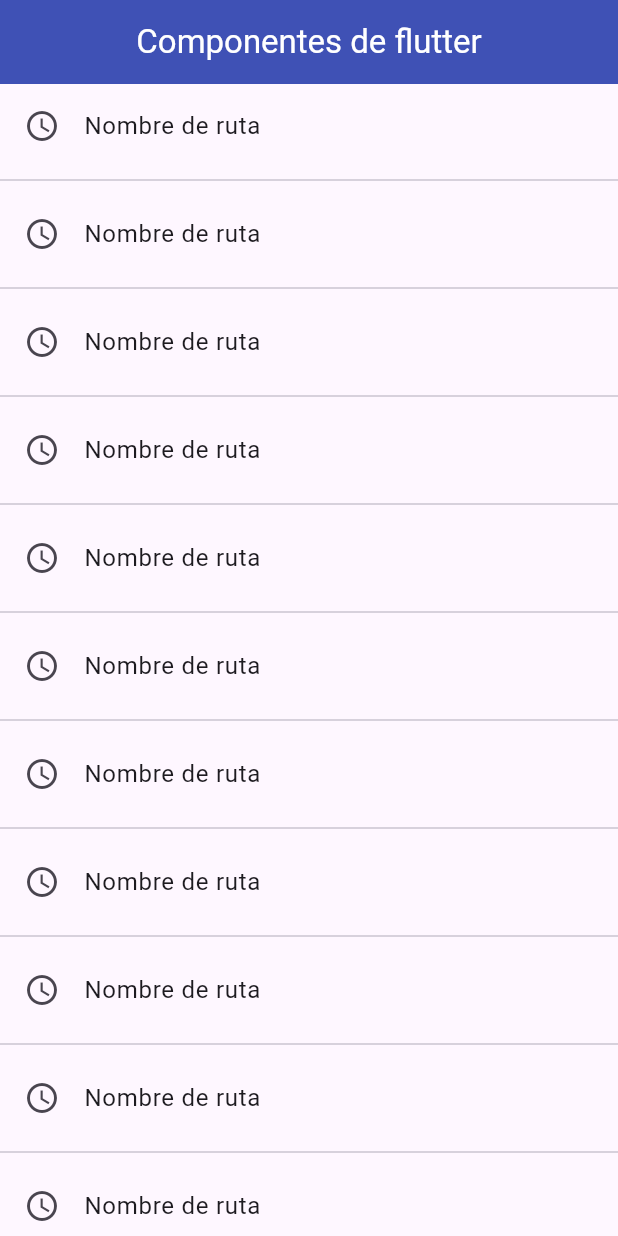
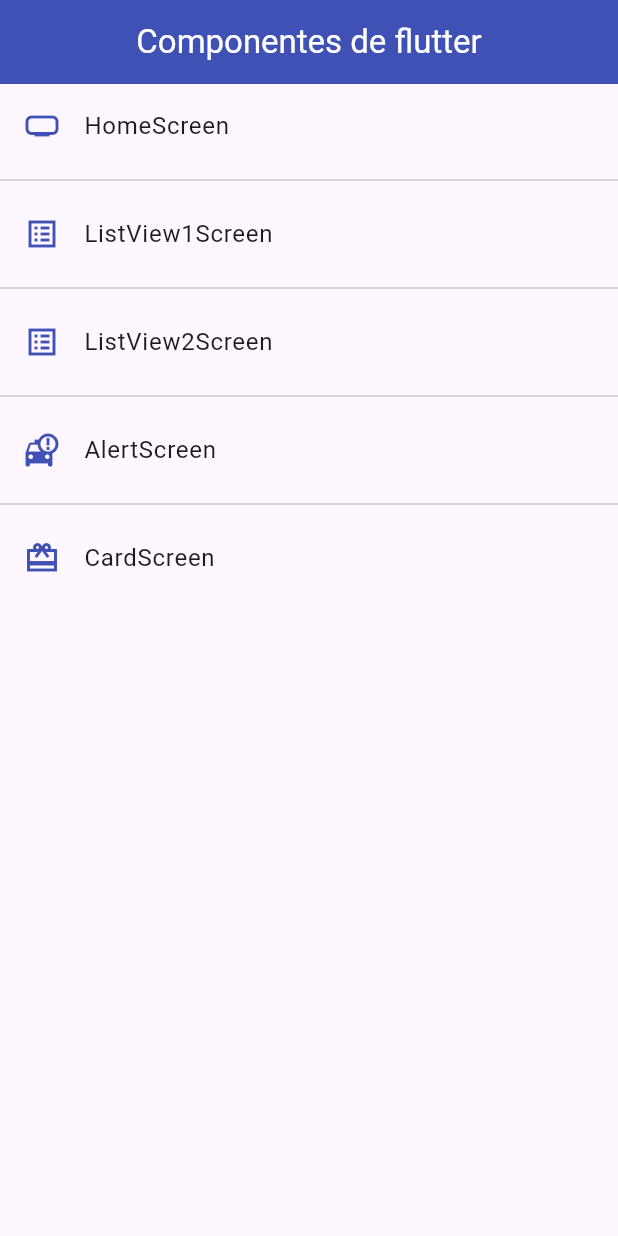
Before and after one commit to FernandoBaqueroo/FlutterComponents, a Flutter app: the screen it shows after launch, on a phone screen of 412 x 824 dp. Run offline on Flutter 3.47's test engine with Material 3 defaults, Android fonts, the phone set to English and light mode, and no system bars.

Commit message:
Hemos realizado un menu de opciones con un nuevo modelo para que las rutas tengan atributos como la url, nombre, icono y pantalla. Asi permite una mayor limpieza de codigo, y facil edición de la misma. Todas las rutas ya están conectadas y funcionan con total éxito.

```diff
--- a/flutter_components/lib/main.dart
+++ b/flutter_components/lib/main.dart
@@ -2,7 +2,6 @@ import 'package:flutter/material.dart';
 import 'package:flutter_components/router/app_routes.dart';
 //METIENDO LAS RUTAS EN SCREENS.DART, TIENES TODAS LAS RUTAS EN UN SOLO IMPORT
 import 'package:flutter_components/screens/screens.dart';
-
 
 void main() => runApp(const MyApp());
 
@@ -17,9 +16,8 @@ class MyApp extends StatelessWidget {
         home: const CardScreen(),
         //ADMINISTRACIÓN DE RUTAS DE PANTALLAS
         initialRoute: AppRoutes.initialRoute,
-      routes: AppRoutes.routes,
+        routes: AppRoutes.getAppRoutes(),
         //Nos sirve para trabajar con rutas dinámicas. Puede recibir argumentos.
-      onGenerateRoute: AppRoutes.onGenerateRoute
-    );
+        onGenerateRoute: AppRoutes.onGenerateRoute);
   }
 }
--- /dev/null
+++ b/flutter_components/lib/models/menu_options.dart
@@ -0,0 +1,14 @@
+import 'package:flutter/material.dart';
+
+class MenuOption {
+  final String route;
+  final IconData icon;
+  final String name;
+  final Widget screen;
+
+  MenuOption(
+      {required this.route,
+      required this.icon,
+      required this.name,
+      required this.screen});
+}
--- /dev/null
+++ b/flutter_components/lib/models/models.dart
@@ -0,0 +1 @@
+export 'package:flutter_components/models/menu_options.dart';
--- a/flutter_components/lib/router/app_routes.dart
+++ b/flutter_components/lib/router/app_routes.dart
@@ -1,15 +1,50 @@
 import 'package:flutter/material.dart';
+import 'package:flutter_components/models/menu_options.dart';
 import 'package:flutter_components/screens/screens.dart';
 
 class AppRoutes {
   static const initialRoute = 'home';
-  static Map<String, Widget Function(BuildContext)> routes = {
-    'listview1': (BuildContext context) => const ListView1Screen(),
-    'home': (BuildContext context) => const HomeScreen(),
-    'listview2': (BuildContext context) => const ListView2Screen(),
-    'alert': (BuildContext context) => const AlertScreen(),
-    'card': (BuildContext context) => const CardScreen()
-  };
+
+  //MENU DE OPCIONES DONDE TENEMOS LAS RUTAS CON SUS ATRIBUTOS
+  static final menuOptions = <MenuOption>[
+    // TODO: borrar home
+    MenuOption(
+        route: 'home',
+        icon: Icons.home_max_outlined,
+        name: 'HomeScreen',
+        screen: const HomeScreen()),
+    MenuOption(
+        route: 'listview1',
+        icon: Icons.list_alt_sharp,
+        name: 'ListView1Screen',
+        screen: const ListView1Screen()),
+    MenuOption(
+        route: 'listview2',
+        icon: Icons.list_alt_sharp,
+        name: 'ListView2Screen',
+        screen: const ListView2Screen()),
+    MenuOption(
+        route: 'alert',
+        icon: Icons.taxi_alert,
+        name: 'AlertScreen',
+        screen: const AlertScreen()),
+    MenuOption(
+        route: 'card',
+        icon: Icons.card_giftcard_sharp,
+        name: 'CardScreen',
+        screen: const CardScreen()),
+  ];
+
+  //DEVUELVE TODAS LAS RUTAS AÑADIDAS DE APPROUTES, ES DECIR ESTÁN YA IMPLEMENTADAS.
+  static Map<String, Widget Function(BuildContext)> getAppRoutes() {
+    Map<String, Widget Function(BuildContext)> appRoutes = {};
+
+    for (final option in menuOptions) {
+      appRoutes.addAll({option.route: (BuildContext context) => option.screen});
+    }
+
+    return appRoutes;
+  }
 
   static Route<dynamic> onGenerateRoute(RouteSettings settings) {
     return MaterialPageRoute(builder: (context) => const AlertScreen());
--- a/flutter_components/lib/screens/alert_screen.dart
+++ b/flutter_components/lib/screens/alert_screen.dart
@@ -1,14 +1,13 @@
 import 'package:flutter/material.dart';
 
 class AlertScreen extends StatelessWidget {
-
-  const AlertScreen({Key? key}) : super(key: key);
+  const AlertScreen({super.key});
 
   @override
   Widget build(BuildContext context) {
     return const Scaffold(
       body: Center(
-         child: Text('AlertScreen'),
+        child: Text('AlertScreen'),
       ),
     );
   }
--- a/flutter_components/lib/screens/card_screen.dart
+++ b/flutter_components/lib/screens/card_screen.dart
@@ -1,14 +1,13 @@
 import 'package:flutter/material.dart';
 
 class CardScreen extends StatelessWidget {
-
-  const CardScreen({Key? key}) : super(key: key);
+  const CardScreen({super.key});
 
   @override
   Widget build(BuildContext context) {
     return const Scaffold(
       body: Center(
-         child: Text('CardScreen'),
+        child: Text('CardScreen'),
       ),
     );
   }
--- a/flutter_components/lib/screens/home_screen.dart
+++ b/flutter_components/lib/screens/home_screen.dart
@@ -1,34 +1,32 @@
 import 'package:flutter/material.dart';
+import 'package:flutter_components/router/app_routes.dart';
 import 'package:flutter_components/screens/screens.dart';
 
 class HomeScreen extends StatelessWidget {
-
   const HomeScreen({Key? key}) : super(key: key);
 
   @override
   Widget build(BuildContext context) {
+    final menuOptions = AppRoutes.menuOptions;
+
     return Scaffold(
         appBar: AppBar(
-        title: Text('Componentes de flutter'),
+            title: const Text('Componentes de flutter'),
             elevation: 0,
             backgroundColor: Colors.indigo,
             foregroundColor: Colors.white,
-        centerTitle: true
-      ),
+            centerTitle: true),
         body: ListView.separated(
             itemBuilder: (context, index) => ListTile(
-          title: const Text('Nombre de ruta'),
-          leading: const Icon(Icons.access_time_outlined),
+                  title: Text(menuOptions[index].name),
+                  leading: Icon(menuOptions[index].icon, color: Colors.indigo),
                   onTap: () {
-            final route = MaterialPageRoute(builder: (context) => const ListView1Screen());
                     //pushReplacement --> destruye la ruta anterior, te quita la flecha y la opción de volver
                     //pushNamed --> se pueden enviar argumentos
-            Navigator.push(context, route);
+                    Navigator.pushNamed(context, menuOptions[index].route);
                   },
                 ),
             separatorBuilder: (_, __) => const Divider(),
-        itemCount: 100
-      )
-    );
+            itemCount: AppRoutes.menuOptions.length));
   }
 }
```
Also changed, not shown: flutter_components/lib/screens/listview1_screen.dart (+11 -6 lines), flutter_components/lib/screens/listview2_screen.dart (+9 -6 lines). Lines whose indentation alone changed are shown as unchanged.
